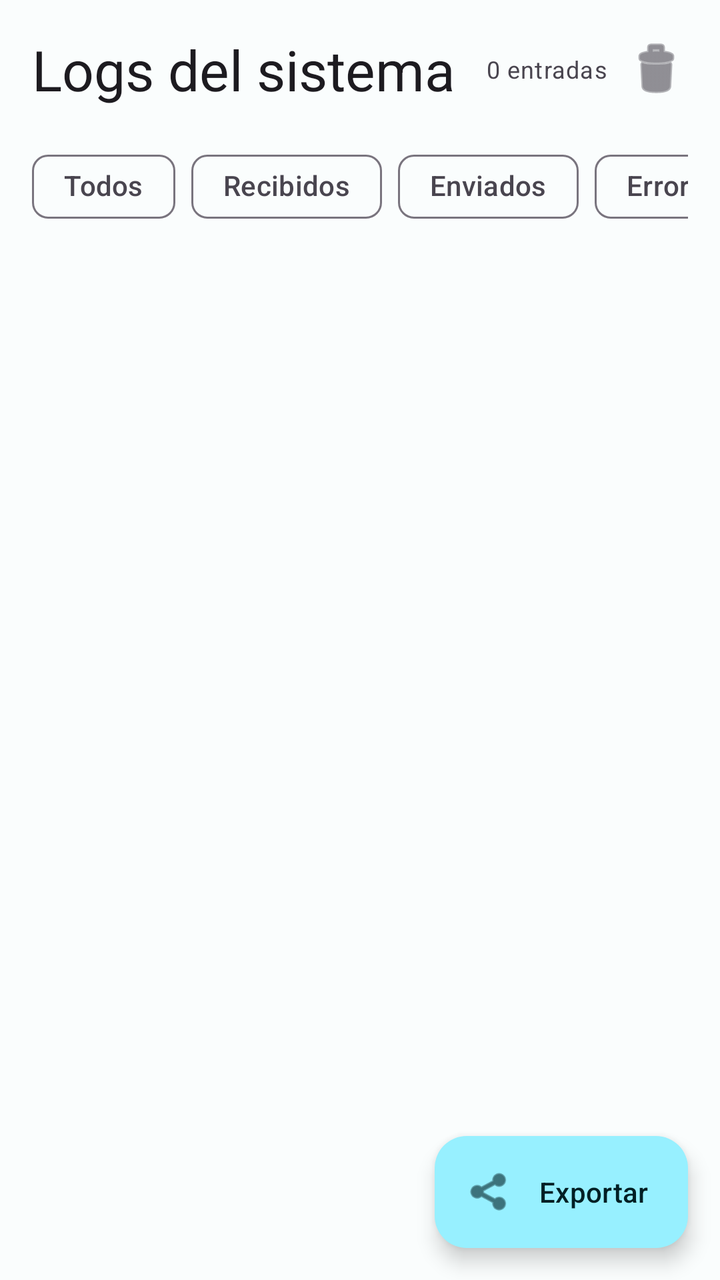
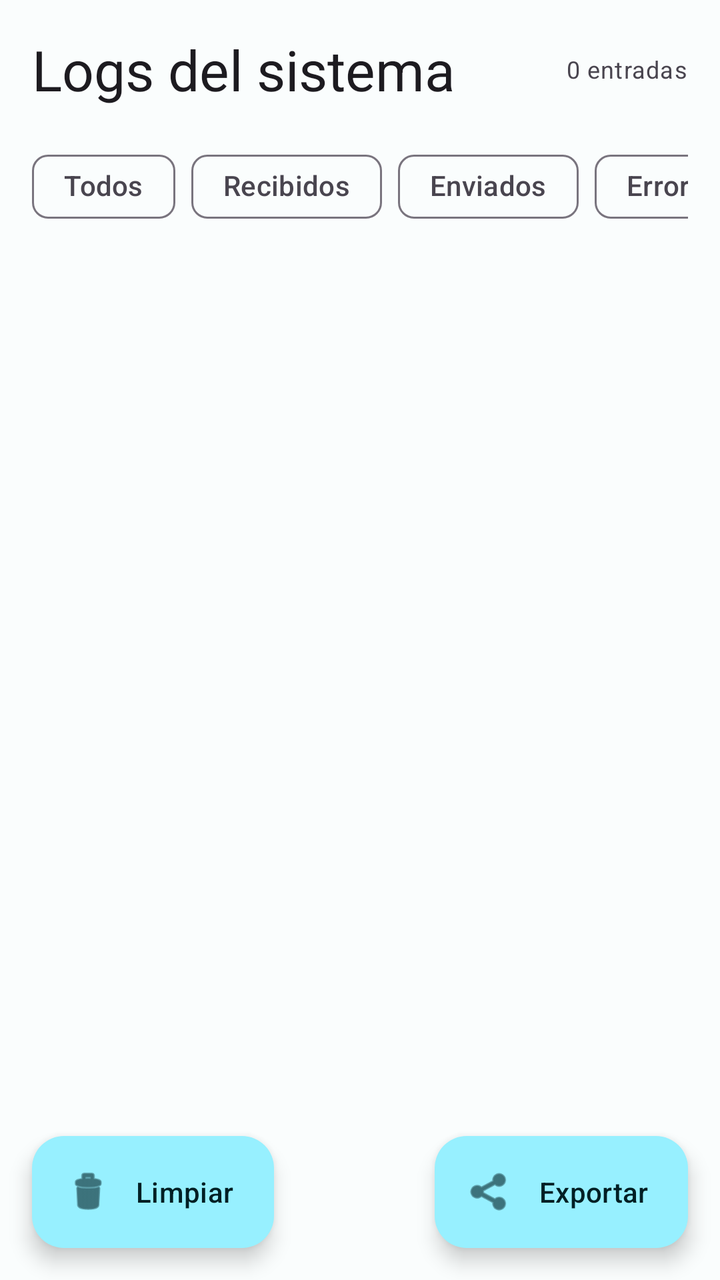

Before-and-after screenshots of an Android layout around one commit, followed by the original layout XML and the change that was made.
<!-- AndroidManifest.xml: application theme Theme.SmsGateway -->
<!-- res/layout/fragment_logs.xml -->
<?xml version="1.0" encoding="utf-8"?>
<androidx.coordinatorlayout.widget.CoordinatorLayout
    xmlns:android="http://schemas.android.com/apk/res/android"
    xmlns:app="http://schemas.android.com/apk/res-auto"
    android:layout_width="match_parent"
    android:layout_height="match_parent">

    <LinearLayout
        android:layout_width="match_parent"
        android:layout_height="match_parent"
        android:orientation="vertical">

        <LinearLayout
            android:layout_width="match_parent"
            android:layout_height="wrap_content"
            android:orientation="horizontal"
            android:padding="16dp"
            android:gravity="center_vertical">

            <TextView
                android:layout_width="0dp"
                android:layout_height="wrap_content"
                android:layout_weight="1"
                android:text="Logs del sistema"
                android:textAppearance="@style/TextAppearance.Material3.HeadlineMedium" />

            <TextView
                android:id="@+id/text_view_total"
                android:layout_width="wrap_content"
                android:layout_height="wrap_content"
                android:textAppearance="@style/TextAppearance.Material3.BodySmall"
                android:text="0 entradas" />

            <ImageButton
                android:id="@+id/btn_limpiar_logs"
                android:layout_width="wrap_content"
                android:layout_height="wrap_content"
                android:layout_marginStart="8dp"
                android:background="?attr/selectableItemBackgroundBorderless"
                android:contentDescription="Limpiar todos los logs"
                android:src="@android:drawable/ic_menu_delete"
                android:tint="?attr/colorOnSurfaceVariant" />
        </LinearLayout>

        <HorizontalScrollView
            android:layout_width="match_parent"
            android:layout_height="wrap_content"
            android:scrollbars="none"
            android:paddingStart="16dp"
            android:paddingEnd="16dp"
            android:paddingBottom="8dp">

            <com.google.android.material.chip.ChipGroup
                android:layout_width="wrap_content"
                android:layout_height="wrap_content"
                app:selectionRequired="true"
                app:singleSelection="true">

                <com.google.android.material.chip.Chip
                    android:id="@+id/chip_todos"
                    style="@style/Widget.Material3.Chip.Filter"
                    android:layout_width="wrap_content"
                    android:layout_height="wrap_content"
                    android:text="Todos" />

                <com.google.android.material.chip.Chip
                    android:id="@+id/chip_recibidos"
                    style="@style/Widget.Material3.Chip.Filter"
                    android:layout_width="wrap_content"
                    android:layout_height="wrap_content"
                    android:text="Recibidos" />

                <com.google.android.material.chip.Chip
                    android:id="@+id/chip_enviados"
                    style="@style/Widget.Material3.Chip.Filter"
                    android:layout_width="wrap_content"
                    android:layout_height="wrap_content"
                    android:text="Enviados" />

                <com.google.android.material.chip.Chip
                    android:id="@+id/chip_errores"
                    style="@style/Widget.Material3.Chip.Filter"
                    android:layout_width="wrap_content"
                    android:layout_height="wrap_content"
                    android:text="Errores" />

                <com.google.android.material.chip.Chip
                    android:id="@+id/chip_sistema"
                    style="@style/Widget.Material3.Chip.Filter"
                    android:layout_width="wrap_content"
                    android:layout_height="wrap_content"
                    android:text="Sistema" />

            </com.google.android.material.chip.ChipGroup>
        </HorizontalScrollView>

        <TextView
            android:id="@+id/text_view_sin_logs"
            android:layout_width="wrap_content"
            android:layout_height="wrap_content"
            android:layout_gravity="center"
            android:text="Sin entradas de log"
            android:visibility="gone"
            android:layout_marginTop="48dp"
            android:layout_marginStart="16dp" />

        <androidx.recyclerview.widget.RecyclerView
            android:id="@+id/recycler_view_logs"
            android:layout_width="match_parent"
            android:layout_height="0dp"
            android:layout_weight="1"
            android:clipToPadding="false"
            android:paddingBottom="80dp"
            app:layoutManager="androidx.recyclerview.widget.LinearLayoutManager" />

    </LinearLayout>

    <com.google.android.material.floatingactionbutton.ExtendedFloatingActionButton
        android:id="@+id/fab_exportar"
        android:layout_width="wrap_content"
        android:layout_height="wrap_content"
        android:layout_gravity="bottom|end"
        android:layout_margin="16dp"
        android:text="Exportar"
        app:icon="@android:drawable/ic_menu_share"
        app:layout_anchorGravity="bottom|end" />

</androidx.coordinatorlayout.widget.CoordinatorLayout>
<!-- resources referenced by this layout -->
<resources>
  <style name="Theme.SmsGateway" parent="Theme.Material3.DayNight.NoActionBar">
          <item name="colorPrimary">@color/md_theme_primary</item>
          <item name="colorOnPrimary">@color/md_theme_on_primary</item>
          <item name="colorPrimaryContainer">@color/md_theme_primary_container</item>
          <item name="colorOnPrimaryContainer">@color/md_theme_on_primary_container</item>
          <item name="colorSecondary">@color/md_theme_secondary</item>
          <item name="colorOnSecondary">@color/md_theme_on_secondary</item>
          <item name="colorError">@color/md_theme_error</item>
          <item name="android:colorBackground">@color/md_theme_background</item>
          <item name="colorSurface">@color/md_theme_surface</item>
      </style>
  <color name="md_theme_primary">#006874</color>
  <color name="md_theme_on_primary">#FFFFFF</color>
  <color name="md_theme_primary_container">#97F0FF</color>
  <color name="md_theme_on_primary_container">#001F24</color>
  <color name="md_theme_secondary">#4A6267</color>
  <color name="md_theme_on_secondary">#FFFFFF</color>
  <color name="md_theme_error">#BA1A1A</color>
  <color name="md_theme_background">#FAFDFD</color>
  <color name="md_theme_surface">#FAFDFD</color>
</resources>

<!-- the commit's change to res/layout/fragment_logs.xml (unified diff, before → after) -->
@@ -30,16 +30,6 @@
                 android:layout_height="wrap_content"
                 android:textAppearance="@style/TextAppearance.Material3.BodySmall"
                 android:text="0 entradas" />
-
-            <ImageButton
-                android:id="@+id/btn_limpiar_logs"
-                android:layout_width="wrap_content"
-                android:layout_height="wrap_content"
-                android:layout_marginStart="8dp"
-                android:background="?attr/selectableItemBackgroundBorderless"
-                android:contentDescription="Limpiar todos los logs"
-                android:src="@android:drawable/ic_menu_delete"
-                android:tint="?attr/colorOnSurfaceVariant" />
         </LinearLayout>
 
         <HorizontalScrollView
@@ -116,13 +106,21 @@
     </LinearLayout>
 
     <com.google.android.material.floatingactionbutton.ExtendedFloatingActionButton
+        android:id="@+id/fab_limpiar_logs"
+        android:layout_width="wrap_content"
+        android:layout_height="wrap_content"
+        android:layout_gravity="bottom|start"
+        android:layout_margin="16dp"
+        android:text="@string/logs_limpiar"
+        app:icon="@android:drawable/ic_menu_delete" />
+
+    <com.google.android.material.floatingactionbutton.ExtendedFloatingActionButton
         android:id="@+id/fab_exportar"
         android:layout_width="wrap_content"
         android:layout_height="wrap_content"
         android:layout_gravity="bottom|end"
         android:layout_margin="16dp"
-        android:text="Exportar"
-        app:icon="@android:drawable/ic_menu_share"
-        app:layout_anchorGravity="bottom|end" />
+        android:text="@string/logs_exportar"
+        app:icon="@android:drawable/ic_menu_share" />
 
 </androidx.coordinatorlayout.widget.CoordinatorLayout>
<!-- resource entries referenced after the edit -->
@@ -1,5 +1,7 @@
 <!-- resources referenced by this layout -->
 <resources>
+  <string name="logs_exportar">Exportar</string>
+  <string name="logs_limpiar">Limpiar</string>
   <style name="Theme.SmsGateway" parent="Theme.Material3.DayNight.NoActionBar">
           <item name="colorPrimary">@color/md_theme_primary</item>
           <item name="colorOnPrimary">@color/md_theme_on_primary</item>
